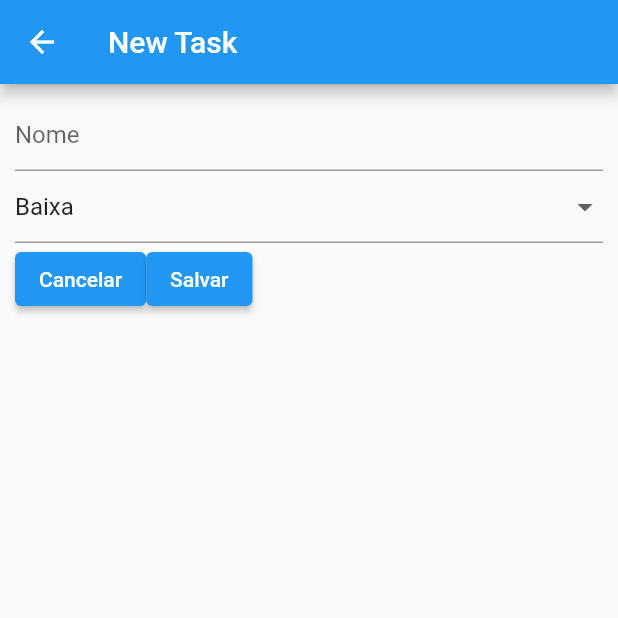
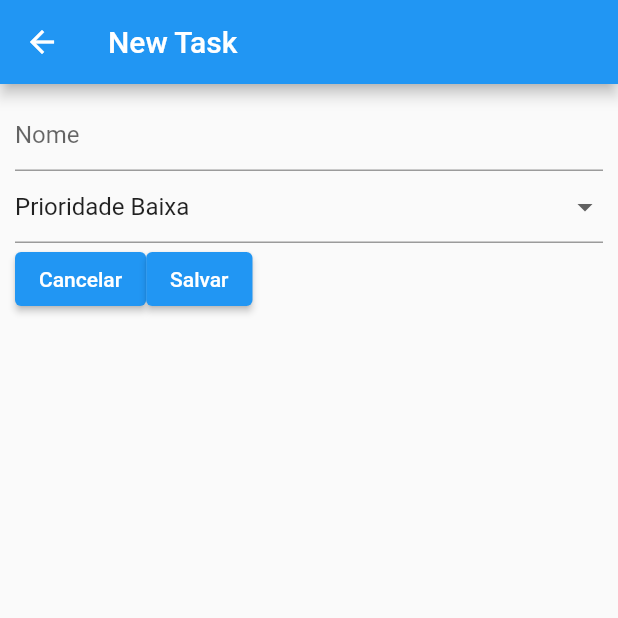
Before and after one commit to morikawa77/task-list-flutter, a Flutter app: the TaskCreatePage screen opened by its route, on a phone screen of 412 x 824 dp, the top half of it. Run offline on Flutter 3.47's test engine with Material 2 defaults, Android fonts, the phone set to English and light mode, and no system bars; our stand-ins replace cloud_firestore, firebase_core; accounts and stored records are empty.

Commit message:
Bug fixes and new styles

```diff
--- a/lib/task-create.dart
+++ b/lib/task-create.dart
@@ -1,5 +1,6 @@
 import 'package:cloud_firestore/cloud_firestore.dart';
 import 'package:flutter/material.dart';
+import 'package:task_list/task-list.dart';
 
 class TaskCreatePage extends StatefulWidget {
   @override
@@ -9,6 +10,7 @@ class TaskCreatePage extends StatefulWidget {
 class _TasksScreenState extends State<TaskCreatePage> {
   final TextEditingController _nameController = TextEditingController();
   final FirebaseFirestore _db = FirebaseFirestore.instance;
+  String _selectedPriority = 'low';
 
   @override
   Widget build(BuildContext context) {
@@ -28,13 +30,17 @@ class _TasksScreenState extends State<TaskCreatePage> {
                 )
             ),
             DropdownButtonFormField<String>(
-              value: 'low',
+              value: _selectedPriority,
               items: [
-                DropdownMenuItem(value: 'low', child: Text('Baixa')),
-                DropdownMenuItem(value: 'medium', child: Text('Média')),
-                DropdownMenuItem(value: 'high', child: Text('Alta')),
+                DropdownMenuItem(value: 'low', child: Text('Prioridade Baixa')),
+                DropdownMenuItem(value: 'medium', child: Text('Prioridade Média')),
+                DropdownMenuItem(value: 'high', child: Text('Prioridade Alta')),
               ],
-              onChanged: (value) {},
+              onChanged: (value) {
+                setState(() {
+                  _selectedPriority = value!;
+                });
+              },
               decoration: InputDecoration(
                 hintText: 'Prioridade',
               ),
@@ -45,7 +51,8 @@ class _TasksScreenState extends State<TaskCreatePage> {
                 children: [
                   ElevatedButton(
                     onPressed: () {
-                      Navigator.pop(context);
+                      // Navigator.pop(context);
+                      Navigator.pushReplacement(context, MaterialPageRoute(builder: (_) => TaskListPage()));
                     },
                     child: Text('Cancelar'),
                   ),
@@ -55,7 +62,7 @@ class _TasksScreenState extends State<TaskCreatePage> {
                         if (name.isNotEmpty) {
                           await _db.collection('tasks').add({
                             'name': name,
-                            'priority': 'low',
+                            'priority': _selectedPriority,
                             'finished': false,
                           });
                           _nameController.clear();
```
Also changed, not shown: lib/task-list.dart (+89 -26 lines).
